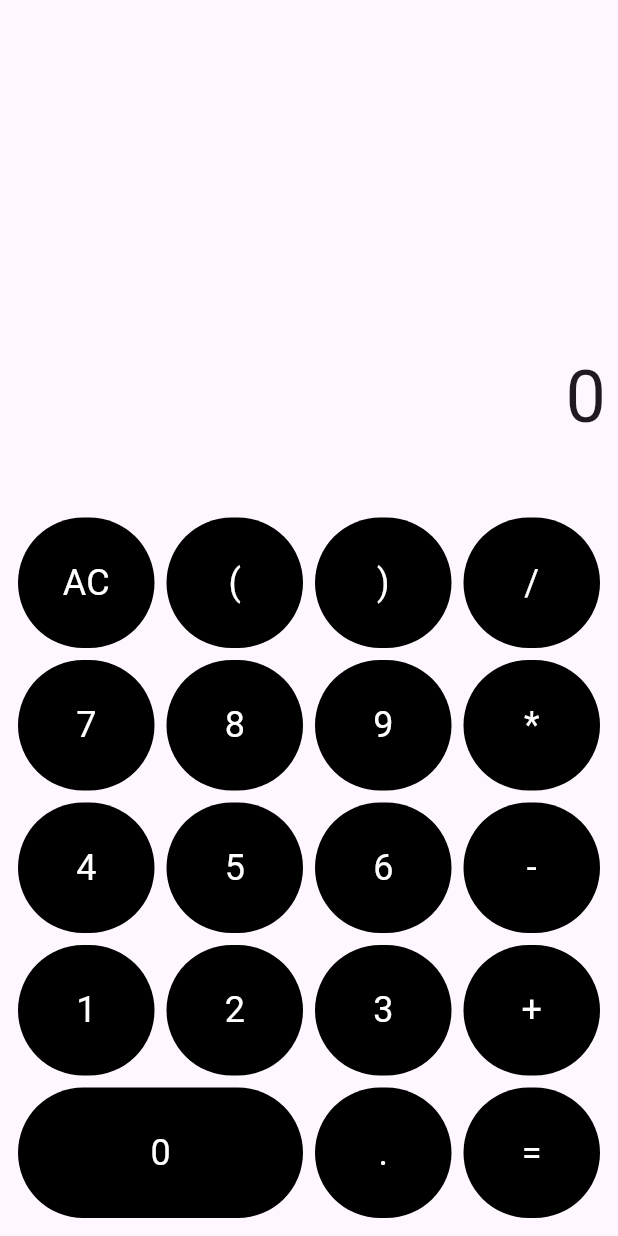
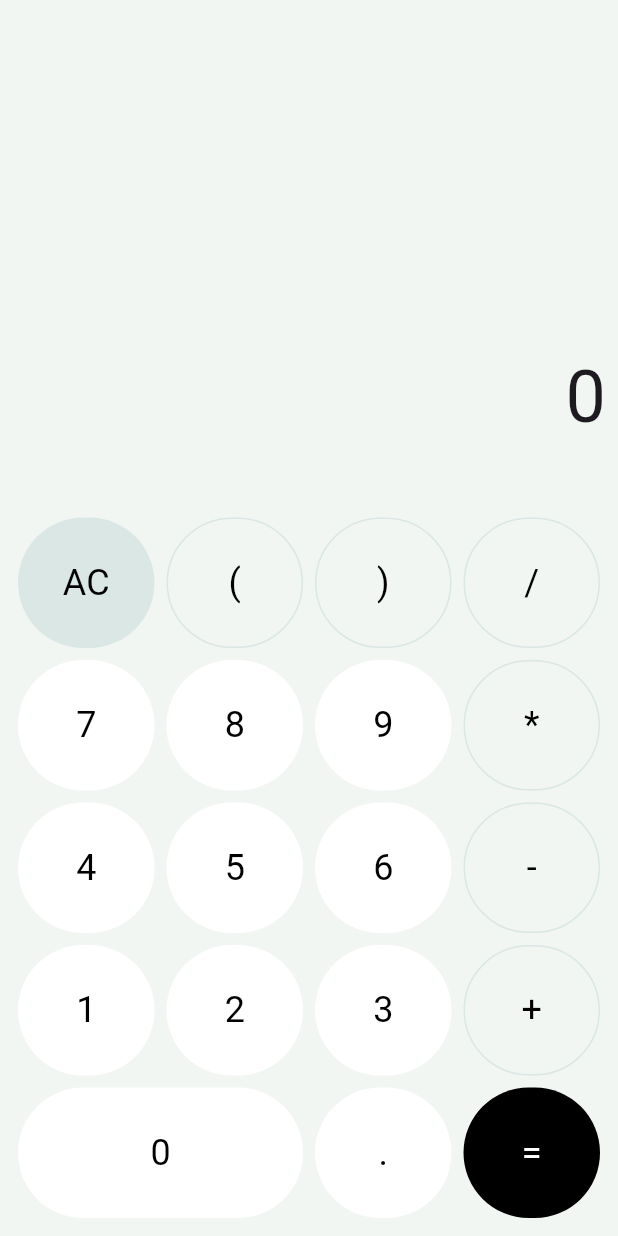
Before and after one commit to sgruhier/calculator_workshop, a Flutter app: the screen it shows after launch, on a phone screen of 412 x 824 dp. Run offline on Flutter 3.47's test engine with Material 3 defaults, Android fonts, the phone set to English and light mode, and no system bars; our stand-ins replace math_expressions.

Commit message:
dark/light theme
# Conflicts:
#	lib/calculator.dart

```diff
--- a/lib/calculator.dart
+++ b/lib/calculator.dart
@@ -1,6 +1,7 @@
 import 'dart:math';
 
 import 'package:calculator/models/result.dart';
+import 'package:calculator/theme/custom_key_theme.dart';
 import 'package:calculator/widgets/calculator_key.dart';
 import 'package:flutter/material.dart';
 import 'package:math_expressions/math_expressions.dart';
@@ -22,6 +23,7 @@ class _CalculatorState extends State<Calculator> {
   Widget build(BuildContext context) {
     final size = MediaQuery.sizeOf(context);
     const margin = 4;
+
     return OrientationBuilder(builder: (context, orientation) {
       final bool isLandscape = orientation == Orientation.landscape;
       if (isLandscape) {
@@ -150,48 +152,83 @@ class _CalculatorState extends State<Calculator> {
   }
 
   Widget keyPad(double keySize) {
+    final customTheme = context.customKeyTheme;
     return Column(
       children: [
         Row(
           children: [
-            CalculatorKey(value: "AC", onTap: clear, height: keySize),
-            CalculatorKey(value: "(", onTap: addKey, height: keySize),
-            CalculatorKey(value: ")", onTap: addKey, height: keySize),
-            CalculatorKey(value: "/", onTap: addKey, height: keySize),
+            CalculatorKey(
+                value: "AC",
+                onTap: clear,
+                height: keySize,
+                backgroundColor: customTheme.acKeyBgColor,
+                color: customTheme.acKeyColor),
+            operatorKey(value: "(", keySize: keySize),
+            operatorKey(value: ")", keySize: keySize),
+            operatorKey(value: "/", keySize: keySize),
           ],
         ),
         Row(
           children: [
-            CalculatorKey(value: "7", onTap: addKey, height: keySize),
-            CalculatorKey(value: "8", onTap: addKey, height: keySize),
-            CalculatorKey(value: "9", onTap: addKey, height: keySize),
-            CalculatorKey(value: "*", onTap: addKey, height: keySize),
+            numberKey(value: "7", keySize: keySize),
+            numberKey(value: "8", keySize: keySize),
+            numberKey(value: "9", keySize: keySize),
+            operatorKey(value: "*", keySize: keySize),
           ],
         ),
         Row(
           children: [
-            CalculatorKey(value: "4", onTap: addKey, height: keySize),
-            CalculatorKey(value: "5", onTap: addKey, height: keySize),
-            CalculatorKey(value: "6", onTap: addKey, height: keySize),
-            CalculatorKey(value: "-", onTap: addKey, height: keySize),
+            numberKey(value: "4", keySize: keySize),
+            numberKey(value: "5", keySize: keySize),
+            numberKey(value: "6", keySize: keySize),
+            operatorKey(value: "-", keySize: keySize),
           ],
         ),
         Row(
           children: [
-            CalculatorKey(value: "1", onTap: addKey, height: keySize),
-            CalculatorKey(value: "2", onTap: addKey, height: keySize),
-            CalculatorKey(value: "3", onTap: addKey, height: keySize),
-            CalculatorKey(value: "+", onTap: addKey, height: keySize),
+            numberKey(value: "1", keySize: keySize),
+            numberKey(value: "2", keySize: keySize),
+            numberKey(value: "3", keySize: keySize),
+            operatorKey(value: "+", keySize: keySize),
           ],
         ),
         Row(
           children: [
-            CalculatorKey(value: "0", onTap: addKey, height: keySize, flex: 2),
-            CalculatorKey(value: ".", onTap: addKey, height: keySize),
-            CalculatorKey(value: "=", onTap: compute, height: keySize),
+            numberKey(value: "0", keySize: keySize, flex: 2),
+            numberKey(value: ".", keySize: keySize),
+            CalculatorKey(
+                value: "=",
+                onTap: compute,
+                height: keySize,
+                backgroundColor: customTheme.equalKeyBgColor,
+                color: customTheme.equalKeyColor),
           ],
         ),
       ],
     );
   }
+
+  Widget numberKey({required String value, required double keySize, int flex = 1}) {
+    final customTheme = context.customKeyTheme;
+    return CalculatorKey(
+      value: value,
+      onTap: addKey,
+      height: keySize,
+      backgroundColor: customTheme.numberKeyBgColor,
+      color: customTheme.numberKeyColor,
+      flex: flex,
+    );
+  }
+
+  Widget operatorKey({required String value, required double keySize}) {
+    final customTheme = context.customKeyTheme;
+    return CalculatorKey(
+      value: value,
+      onTap: addKey,
+      height: keySize,
+      backgroundColor: customTheme.operatorKeyBgColor,
+      color: customTheme.operatorKeyColor,
+      borderColor: customTheme.acKeyBgColor,
+    );
+  }
 }
--- a/lib/main.dart
+++ b/lib/main.dart
@@ -1,4 +1,5 @@
 import 'package:calculator/calculator.dart';
+import 'package:calculator/theme/theme.dart';
 import 'package:flutter/material.dart';
 
 void main() {
@@ -14,10 +15,19 @@ class MyApp extends StatelessWidget {
     return MaterialApp(
       debugShowCheckedModeBanner: false,
       title: 'Calculator',
-      theme: ThemeData(
-        colorScheme: ColorScheme.fromSeed(seedColor: const Color.fromARGB(255, 20, 0, 43)),
-        useMaterial3: true,
+      theme: ThemeData.light().copyWith(
+        scaffoldBackgroundColor: lightBgColor,
+        extensions: <ThemeExtension<dynamic>>[
+          lightCustomKeyTheme,
+        ],
       ),
+      darkTheme: ThemeData.dark().copyWith(
+        scaffoldBackgroundColor: darkBgColor,
+        extensions: <ThemeExtension<dynamic>>[
+          darkCustomKeyTheme,
+        ],
+      ),
+      themeMode: ThemeMode.system,
       home: const CalculatorLayout(),
     );
   }
--- /dev/null
+++ b/lib/theme/theme.dart
@@ -0,0 +1,27 @@
+import 'package:calculator/theme/custom_key_theme.dart';
+import 'package:flutter/material.dart';
+
+const lightBgColor = Color(0xFFf2f6f3);
+const darkBgColor = Color(0xFF000000);
+
+const lightCustomKeyTheme = CustomKeyTheme(
+  numberKeyBgColor: Color(0xFFFFFFFF),
+  numberKeyColor: Colors.black,
+  acKeyBgColor: Color(0xFFDAE7E5),
+  acKeyColor: Colors.black,
+  operatorKeyBgColor: lightBgColor,
+  operatorKeyColor: Colors.black,
+  equalKeyBgColor: Colors.black,
+  equalKeyColor: Colors.white,
+);
+
+const darkCustomKeyTheme = CustomKeyTheme(
+  numberKeyBgColor: Color(0xFF121212),
+  numberKeyColor: Colors.white,
+  acKeyBgColor: Color(0xFF212121),
+  acKeyColor: Colors.white,
+  operatorKeyBgColor: darkBgColor,
+  operatorKeyColor: Colors.white,
+  equalKeyBgColor: Color(0xFF39C2CB),
+  equalKeyColor: Colors.black,
+);
--- a/lib/widgets/calculator_key.dart
+++ b/lib/widgets/calculator_key.dart
@@ -5,17 +5,22 @@ class CalculatorKey extends StatelessWidget {
     required this.value,
     required this.height,
     required this.onTap,
+    this.backgroundColor,
+    this.color,
+    this.borderColor,
     this.flex = 1,
     super.key,
   });
   final String value;
   final int flex;
   final double height;
+  final Color? backgroundColor;
+  final Color? color;
+  final Color? borderColor;
   final void Function(String) onTap;
 
   @override
   Widget build(BuildContext context) {
-    Color backgroundColor = Colors.black;
     return Expanded(
       flex: flex,
       child: GestureDetector(
@@ -25,10 +30,11 @@ class CalculatorKey extends StatelessWidget {
             margin: const EdgeInsets.all(4),
             decoration: BoxDecoration(
               borderRadius: const BorderRadius.all(Radius.circular(100)),
-              color: backgroundColor,
+              color: backgroundColor ?? Colors.black,
+              border: Border.all(color: borderColor ?? Colors.transparent, width: borderColor != null ? 1 : 0),
             ),
             child: Center(
-              child: Text(value, style: const TextStyle(color: Colors.white, fontSize: 24)),
+              child: Text(value, style: TextStyle(color: color ?? Colors.white, fontSize: 24)),
             )),
       ),
     );
```
Also changed, not shown: lib/theme/custom_key_theme.dart (added, +78 -0 lines).
